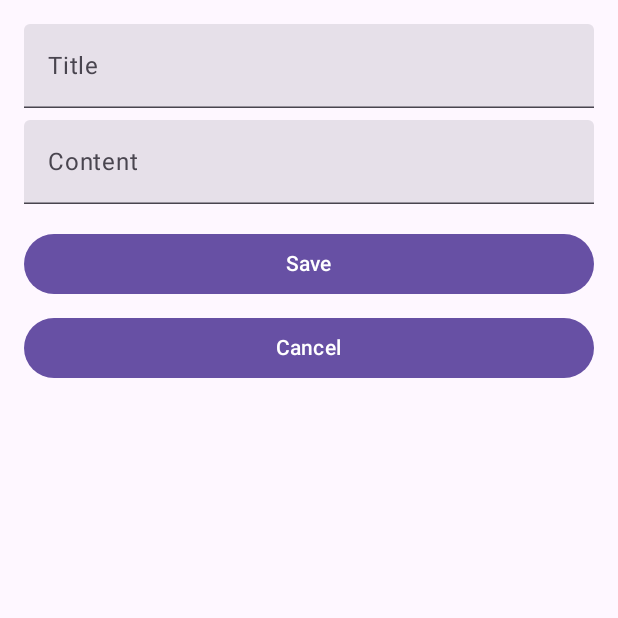
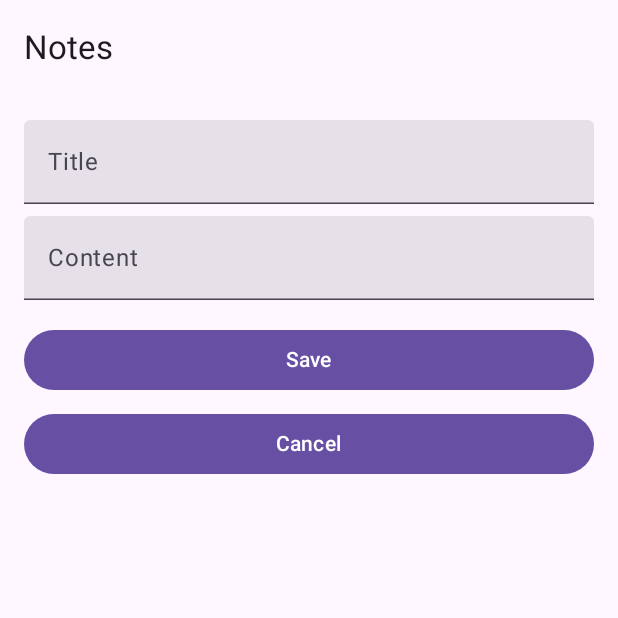
Before and after one commit to pateljayesh3737/Notes, an Android app built with Jetpack Compose: the composable NoteEditor shown on its own in the app's theme, on a phone screen of 412 x 824 dp, the top half of it. Run offline under Robolectric (Android 15) with nearby library versions, the phone set to English and light mode, and no system bars.

Commit message:
add Scaffold and topappbar to NoteEditor

```diff
--- a/composeApp/src/commonMain/kotlin/com/jayesh/ui/NoteEditor.kt
+++ b/composeApp/src/commonMain/kotlin/com/jayesh/ui/NoteEditor.kt
@@ -11,6 +11,7 @@ import com.jayesh.getCurrnetLocalDateTime
 import kotlinx.datetime.LocalDateTime
 import kotlinx.datetime.format
 
+@OptIn(ExperimentalMaterial3Api::class)
 @Composable
 fun NoteEditor(
     note: Note? = null,
@@ -20,6 +21,15 @@ fun NoteEditor(
     var title by remember { mutableStateOf(note?.title ?: "") }
     var content by remember { mutableStateOf(note?.content ?: "") }
 
+    Scaffold(
+        topBar = {
+            TopAppBar(
+                title = { Text("Notes") },
+            )
+        }
+    ) { paddingValues ->
+
+        Column(modifier = Modifier.padding(paddingValues)) {
             Column(
                 modifier = Modifier
                     .fillMaxSize()
@@ -64,3 +74,5 @@ fun NoteEditor(
                 }
             }
         }
+    }
+}
```
Lines whose indentation alone changed are shown as unchanged.
